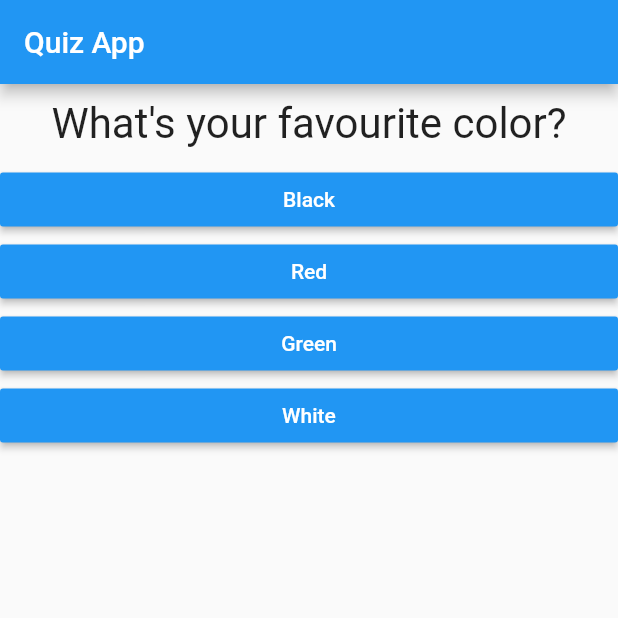
After one commit to Charizard17/quiz_app_flutter, a Flutter app: the screen it shows after launch, on a phone screen of 412 x 824 dp, the top half of it. The commit adds this screen. Run offline on Flutter 3.47's test engine with Material 2 defaults, Android fonts, the phone set to English and light mode, and no system bars.

Commit message:
split app into widgets

```diff
--- a/lib/main.dart
+++ b/lib/main.dart
@@ -1,7 +1,7 @@
 import 'package:flutter/material.dart';
 
-import './question.dart';
-import './answer.dart';
+import './quiz.dart';
+import './result.dart';
 
 // void main() {
 //   runApp(MyApp());
@@ -18,7 +18,7 @@ class MyApp extends StatefulWidget {
 }
 
 class _MyAppState extends State<MyApp> {
-  final questions = const [
+  final _questions = const [
     {
       'questionText': 'What\'s your favourite color?',
       'answers': ['Black', 'Red', 'Green', 'White'],
@@ -40,7 +40,7 @@ class _MyAppState extends State<MyApp> {
       _questionIndex = _questionIndex + 1;
     });
     print(_questionIndex);
-    if (_questionIndex < questions.length) {
+    if (_questionIndex < _questions.length) {
       print('We have more questions!');
     } else {
       print('No more questions!');
@@ -54,21 +54,13 @@ class _MyAppState extends State<MyApp> {
         appBar: AppBar(
           title: Text('Quiz App'),
         ),
-        body: _questionIndex < questions.length
-            ? Column(
-                children: [
-                  Question(
-                    questions[_questionIndex]['questionText'],
-                  ),
-                  ...(questions[_questionIndex]['answers'] as List<String>)
-                      .map((answer) {
-                    return Answer(_answerQuestion, answer);
-                  }).toList()
-                ],
+        body: _questionIndex < _questions.length
+            ? Quiz(
+                answerQuestion: _answerQuestion,
+                questionIndex: _questionIndex,
+                questions: _questions,
               )
-            : Center(
-                child: Text('You did it!'),
-              ),
+            : Result(),
       ),
     );
   }
--- /dev/null
+++ b/lib/quiz.dart
@@ -0,0 +1,30 @@
+import 'package:flutter/material.dart';
+
+import './question.dart';
+import './answer.dart';
+
+class Quiz extends StatelessWidget {
+  final List<Map<String, Object>> questions;
+  final int questionIndex;
+  final Function answerQuestion;
+
+  Quiz({
+    @required this.questions,
+    @required this.answerQuestion,
+    @required this.questionIndex,
+  });
+
+  @override
+  Widget build(BuildContext context) {
+    return Column(
+      children: [
+        Question(
+          questions[questionIndex]['questionText'],
+        ),
+        ...(questions[questionIndex]['answers'] as List<String>).map((answer) {
+          return Answer(answerQuestion, answer);
+        }).toList()
+      ],
+    );
+  }
+}
```
Also changed, not shown: lib/result.dart (added, +10 -0 lines).
